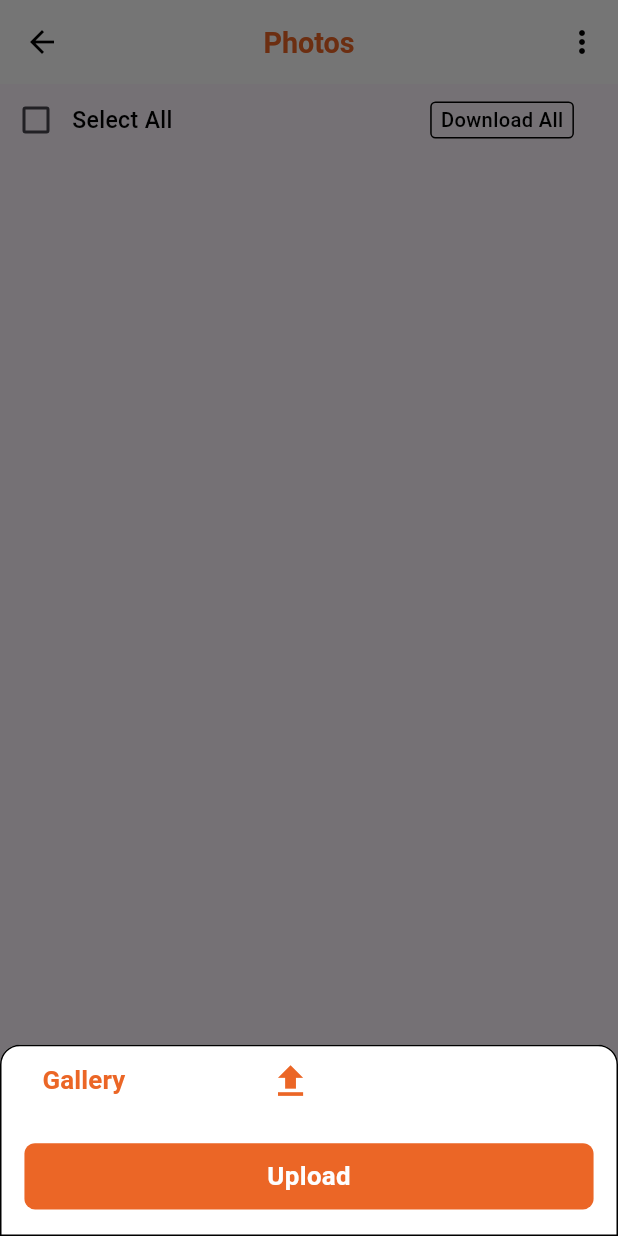
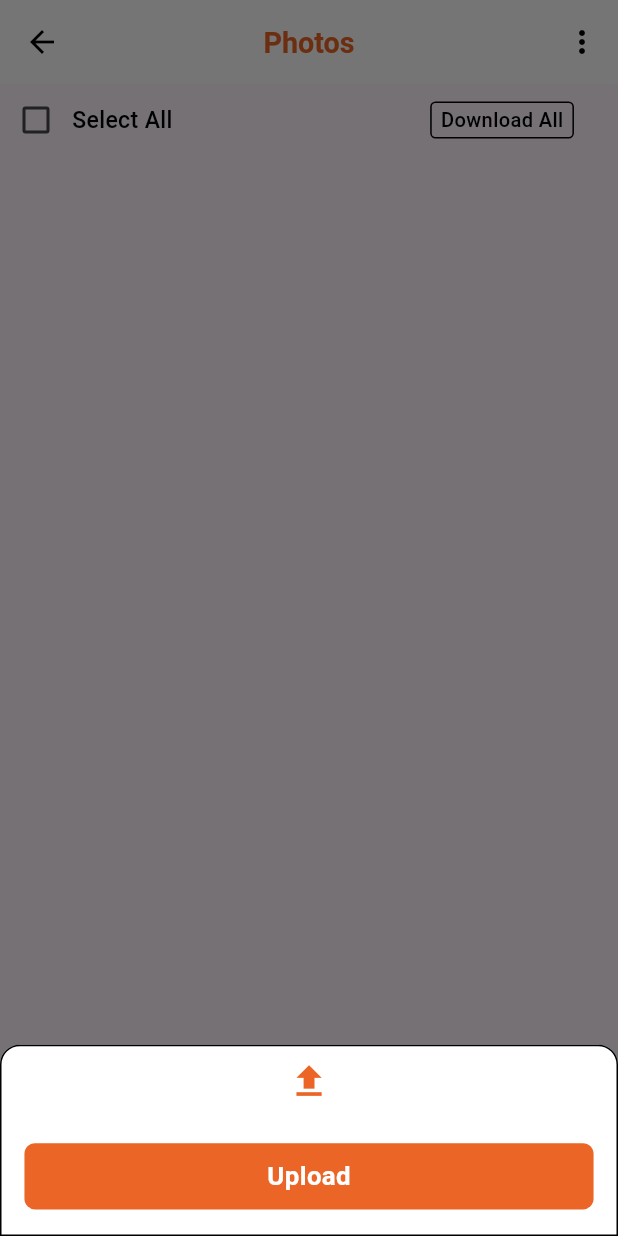
Before and after one commit to MdLimon123/EPM, a Flutter app: the AddImageScreen screen opened directly with empty values, after a tap on the "add" icon, on a phone screen of 412 x 824 dp. Run offline on Flutter 3.47's test engine with Material 2 defaults, Android fonts, the phone set to English and light mode, and no system bars; our stand-ins replace cached_network_image, file_picker, flutter_screenutil, flutter_widget_from_html, fluttertoast, gallery_saver and 5 more; missing offline and left inert: easy_pdf_viewer; accounts and stored records are empty; network calls fail.

Commit message:
code pull

```diff
--- a/lib/views/Add_Image_Sector/add_image_screen.dart
+++ b/lib/views/Add_Image_Sector/add_image_screen.dart
@@ -1,5 +1,4 @@
 import 'package:cached_network_image/cached_network_image.dart';
-import 'package:epm/model/photo_model.dart';
 import 'package:epm/utils/app_color.dart';
 import 'package:epm/utils/text_style.dart';
 import 'package:epm/views/Add_Image_Sector/image_details_screen.dart';
@@ -348,14 +347,10 @@ class _AddImageScreenState extends State<AddImageScreen> {
                             _addImageController.pickImageGallery();
                           },
                           child: Row(
+                            mainAxisAlignment: MainAxisAlignment.center,
                             children: [
-                              Text(
-                                'Gallery',
-                                style: CustomTextStyle.h3(
-                                    fontWeight: FontWeight.w600,
-                                    color: AppColor.deepOrange),
-                              ),
-                              SizedBox(width: 100.w,),
+
+
                               Icon(Icons.upload,
                               color: AppColor.deepOrange,
                               size: 30.sp,)
```
